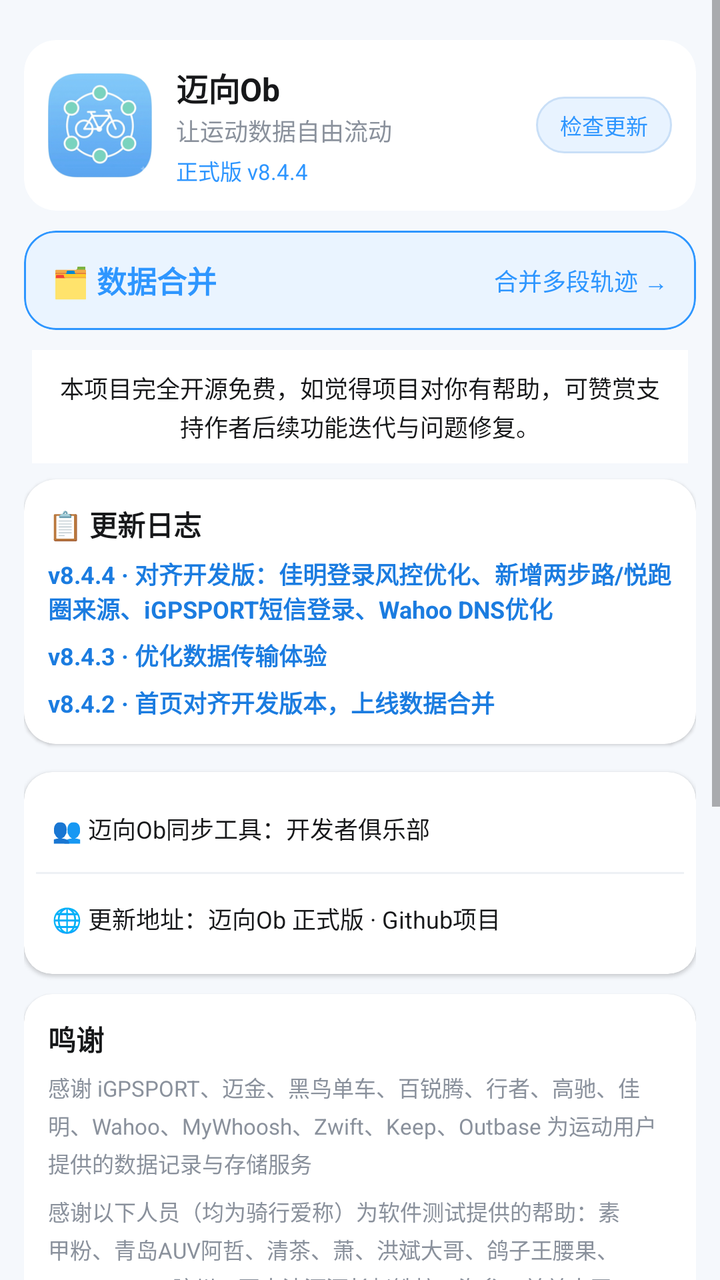
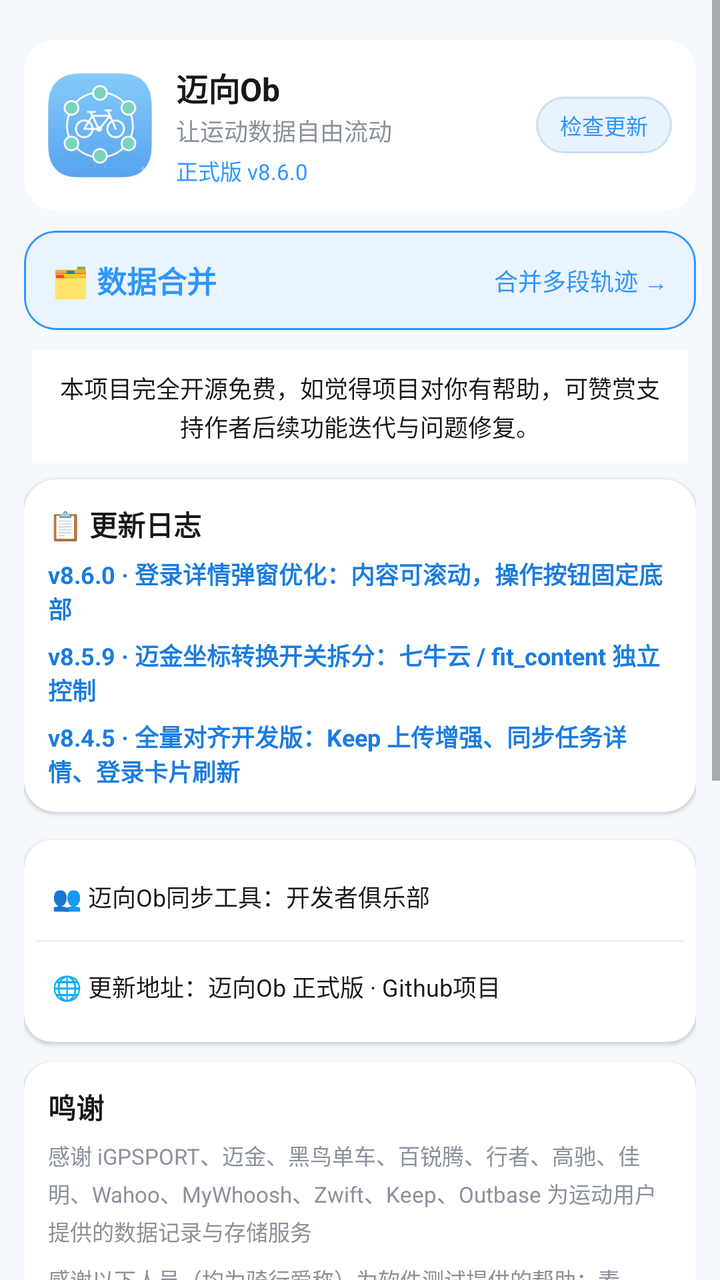

Two renders of the same Android screen: before a commit and after it. Below are the layout's source before the change and the commit's diff.
<!-- AndroidManifest.xml: application theme Theme.JichiOB -->
<!-- res/layout/fragment_about.xml -->
<?xml version="1.0" encoding="utf-8"?>
<ScrollView xmlns:android="http://schemas.android.com/apk/res/android"
    xmlns:app="http://schemas.android.com/apk/res-auto"
    android:layout_width="match_parent"
    android:layout_height="match_parent"
    android:background="@color/bg_light"
    android:fillViewport="true">

    <LinearLayout
        android:layout_width="match_parent"
        android:layout_height="wrap_content"
        android:orientation="vertical"
        android:padding="12dp">

        
        <com.google.android.material.card.MaterialCardView
            android:layout_width="match_parent"
            android:layout_height="wrap_content"
            android:layout_marginTop="8dp"
            android:layout_marginBottom="6dp"
            app:cardCornerRadius="16dp"
            app:cardElevation="1dp">
            <LinearLayout
                android:layout_width="match_parent"
                android:layout_height="wrap_content"
                android:orientation="horizontal"
                android:gravity="center_vertical"
                android:padding="12dp">

                <ImageView
                    android:layout_width="52dp"
                    android:layout_height="52dp"
                    android:src="@mipmap/ic_launcher"
                    android:contentDescription="logo" />

                <LinearLayout
                    android:layout_width="0dp"
                    android:layout_height="wrap_content"
                    android:layout_weight="1"
                    android:layout_marginStart="12dp"
                    android:orientation="vertical">

                    <TextView
                        android:layout_width="wrap_content"
                        android:layout_height="wrap_content"
                        android:text="迈向Ob"
                        android:textColor="@color/text_primary"
                        android:textSize="16sp"
                        android:textStyle="bold" />

                    <TextView
                        android:layout_width="wrap_content"
                        android:layout_height="wrap_content"
                        android:layout_marginTop="1dp"
                        android:text="让运动数据自由流动"
                        android:textColor="@color/text_secondary"
                        android:textSize="12sp" />

                    <TextView
                        android:layout_width="wrap_content"
                        android:layout_height="wrap_content"
                        android:layout_marginTop="3dp"
                        android:text="正式版 v8.4.4"
                        android:textColor="@color/primary"
                        android:textSize="11sp" />
                </LinearLayout>

                
                <TextView
                    android:id="@+id/btnCheckUpdate"
                    android:layout_width="wrap_content"
                    android:layout_height="wrap_content"
                    android:layout_marginStart="8dp"
                    android:background="@drawable/bg_check_update"
                    android:clickable="true"
                    android:focusable="true"
                    android:paddingStart="12dp"
                    android:paddingTop="6dp"
                    android:paddingEnd="12dp"
                    android:paddingBottom="6dp"
                    android:text="检查更新"
                    android:textColor="@color/primary"
                    android:textSize="11sp" />
            </LinearLayout>
        </com.google.android.material.card.MaterialCardView>

        
        <com.google.android.material.card.MaterialCardView
            android:id="@+id/cardMerge"
            android:layout_width="match_parent"
            android:layout_height="wrap_content"
            android:layout_marginTop="4dp"
            android:layout_marginBottom="8dp"
            android:clickable="true"
            android:focusable="true"
            android:foreground="?android:attr/selectableItemBackground"
            app:cardCornerRadius="16dp"
            app:cardElevation="0dp"
            app:cardBackgroundColor="#EAF4FF"
            app:strokeColor="@color/primary"
            app:strokeWidth="1dp">
            <LinearLayout
                android:layout_width="match_parent"
                android:layout_height="wrap_content"
                android:orientation="horizontal"
                android:gravity="center_vertical"
                android:padding="14dp">
                <TextView
                    android:layout_width="0dp"
                    android:layout_height="wrap_content"
                    android:layout_weight="1"
                    android:text="🗂 数据合并"
                    android:textSize="15sp"
                    android:textStyle="bold"
                    android:textColor="@color/primary" />
                <TextView
                    android:layout_width="wrap_content"
                    android:layout_height="wrap_content"
                    android:text="合并多段轨迹 →"
                    android:textSize="12sp"
                    android:textColor="@color/primary" />
            </LinearLayout>
        </com.google.android.material.card.MaterialCardView>

        
        <TextView
            android:layout_width="match_parent"
            android:layout_height="wrap_content"
            android:layout_marginTop="2dp"
            android:padding="10dp"
            android:background="#FFFFFF" android:layout_marginStart="4dp" android:layout_marginEnd="4dp"
            android:gravity="center"
            android:text="本项目完全开源免费，如觉得项目对你有帮助，可赞赏支持作者后续功能迭代与问题修复。"
            android:textColor="@color/text_primary"
            android:textSize="12sp"
            android:lineSpacingExtra="2dp" />

        
        <com.google.android.material.card.MaterialCardView
            android:layout_width="match_parent"
            android:layout_height="wrap_content"
            android:layout_marginTop="8dp"
            android:layout_marginBottom="6dp"
            app:cardCornerRadius="16dp"
            app:cardElevation="1dp">
            <LinearLayout android:layout_width="match_parent" android:layout_height="wrap_content" android:orientation="vertical" android:padding="12dp">
                <TextView android:layout_width="wrap_content" android:layout_height="wrap_content" android:text="📋 更新日志" android:textSize="14sp" android:textStyle="bold" android:textColor="@color/text_primary" />
                <TextView android:layout_width="wrap_content" android:layout_height="wrap_content" android:layout_marginTop="6dp" android:text="v8.4.4 · 对齐开发版：佳明登录风控优化、新增两步路/悦跑圈来源、iGPSPORT短信登录、Wahoo DNS优化" android:textSize="12sp" android:textStyle="bold" android:textColor="@color/primary_dark" />
                <TextView android:layout_width="wrap_content" android:layout_height="wrap_content" android:layout_marginTop="6dp" android:text="v8.4.3 · 优化数据传输体验" android:textSize="12sp" android:textStyle="bold" android:textColor="@color/primary_dark" />
                <TextView android:layout_width="wrap_content" android:layout_height="wrap_content" android:layout_marginTop="6dp" android:text="v8.4.2 · 首页对齐开发版本，上线数据合并" android:textSize="12sp" android:textStyle="bold" android:textColor="@color/primary_dark" />
            </LinearLayout>
        </com.google.android.material.card.MaterialCardView>


        <com.google.android.material.card.MaterialCardView
            android:layout_width="match_parent" android:layout_height="wrap_content"
            android:layout_marginTop="8dp" android:layout_marginBottom="6dp"
            app:cardCornerRadius="14dp" app:cardElevation="1dp">
            <LinearLayout android:layout_width="match_parent" android:layout_height="wrap_content" android:orientation="vertical" android:padding="6dp">
                <TextView android:id="@+id/tvClubLink" android:layout_width="match_parent" android:layout_height="44dp" android:gravity="center_vertical" android:text="👥 迈向Ob同步工具：开发者俱乐部" android:textColor="@color/text_primary" android:textSize="12sp" android:paddingStart="8dp" android:paddingEnd="8dp" />
                <View android:layout_width="match_parent" android:layout_height="1dp" android:background="#EEF1F5" />
                <TextView android:id="@+id/tvUpdateLink" android:layout_width="match_parent" android:layout_height="44dp" android:gravity="center_vertical" android:text="🌐 更新地址：迈向Ob 正式版 · Github项目" android:textColor="@color/text_primary" android:textSize="12sp" android:paddingStart="8dp" android:paddingEnd="8dp" />
            </LinearLayout>
        </com.google.android.material.card.MaterialCardView>

        
        <com.google.android.material.card.MaterialCardView
            android:layout_width="match_parent" android:layout_height="wrap_content"
            android:layout_marginTop="4dp" android:layout_marginBottom="8dp"
            app:cardCornerRadius="14dp" app:cardElevation="1dp">
            <LinearLayout android:layout_width="match_parent" android:layout_height="wrap_content" android:orientation="vertical" android:padding="12dp">
                <TextView android:layout_width="wrap_content" android:layout_height="wrap_content" android:text="鸣谢" android:textSize="14sp" android:textStyle="bold" android:textColor="@color/text_primary" />
                <TextView android:layout_width="match_parent" android:layout_height="wrap_content" android:layout_marginTop="6dp" android:lineSpacingExtra="3dp" android:text="感谢 iGPSPORT、迈金、黑鸟单车、百锐腾、行者、高驰、佳明、Wahoo、MyWhoosh、Zwift、Keep、Outbase 为运动用户提供的数据记录与存储服务" android:textColor="@color/text_secondary" android:textSize="11sp" />
                <TextView android:layout_width="match_parent" android:layout_height="wrap_content" android:layout_marginTop="8dp" android:lineSpacingExtra="3dp" android:text="感谢以下人员（均为骑行爱称）为软件测试提供的帮助：素甲粉、青岛AUV阿哲、清茶、萧、洪斌大哥、鸽子王腰果、rockozhao、胶州一哥大沽河河长赵铁柱、海参、兰兰大王、。、初夏飞雪bab、心急吃不了热豆付、青山依旧张指导、阿泽阿" android:textColor="@color/text_secondary" android:textSize="11sp" />
                <TextView android:layout_width="wrap_content" android:layout_height="wrap_content" android:layout_marginTop="8dp" android:text="鸣谢青岛AUV俱乐部" android:textSize="11sp" android:textStyle="bold" android:textColor="@color/text_primary" />
                <TextView android:layout_width="match_parent" android:layout_height="wrap_content" android:layout_marginTop="4dp" android:text="如有问题，欢迎加入 Outbase 俱乐部跟主理人反馈。开发者：多吃两口" android:textColor="@color/text_secondary" android:textSize="11sp" />
            </LinearLayout>
        </com.google.android.material.card.MaterialCardView>

        
        <TextView
            android:layout_width="match_parent"
            android:layout_height="wrap_content"
            android:gravity="center"
            android:layout_marginTop="4dp"
            android:text="赞赏支持"
            android:textColor="@color/text_primary"
            android:textSize="14sp"
            android:textStyle="bold" />
        <LinearLayout
            android:layout_width="match_parent"
            android:layout_height="wrap_content"
            android:layout_marginTop="4dp"
            android:orientation="horizontal"
            android:gravity="center">
            <LinearLayout android:layout_width="0dp" android:layout_height="wrap_content" android:layout_weight="1" android:orientation="vertical" android:gravity="center" android:padding="4dp">
                <ImageView android:layout_width="150dp" android:layout_height="150dp" android:src="@drawable/reward_wechat" android:contentDescription="微信赞赏码" android:adjustViewBounds="true" />
                <TextView android:layout_width="wrap_content" android:layout_height="wrap_content" android:text="微信赞赏码" android:textSize="11sp" android:textColor="@color/text_secondary" android:layout_marginTop="2dp" />
            </LinearLayout>
            <LinearLayout android:layout_width="0dp" android:layout_height="wrap_content" android:layout_weight="1" android:orientation="vertical" android:gravity="center" android:padding="4dp">
                <ImageView android:layout_width="130dp" android:layout_height="wrap_content" android:src="@drawable/reward_alipay" android:contentDescription="支付宝收款码" android:adjustViewBounds="true" />
                <TextView android:layout_width="wrap_content" android:layout_height="wrap_content" android:text="支付宝收款码" android:textSize="11sp" android:textColor="@color/text_secondary" android:layout_marginTop="2dp" />
            </LinearLayout>
        </LinearLayout>
        <TextView
            android:layout_width="match_parent"
            android:layout_height="wrap_content"
            android:gravity="center"
            android:layout_marginTop="6dp"
            android:layout_marginBottom="4dp"
            android:text="本项目完全开源免费，您的赞赏将支持后续功能迭代与问题修复"
            android:textColor="@color/text_secondary"
            android:textSize="10sp" />

        
        <TextView
            android:id="@+id/tvDisclaimerLink"
            android:layout_width="match_parent"
            android:layout_height="wrap_content"
            android:gravity="center"
            android:layout_marginTop="2dp"
            android:layout_marginBottom="8dp"
            android:text="📜 开源软件免责声明"
            android:textColor="@color/primary"
            android:textSize="9sp"
            android:clickable="true"
            android:focusable="true" />
    </LinearLayout>
</ScrollView>
<!-- resources referenced by this layout -->
<resources>
  <color name="bg_light">#F5F8FC</color>
  <color name="primary">#2E96FF</color>
  <color name="primary_dark">#1B7CE0</color>
  <color name="text_primary">#17181A</color>
  <color name="text_secondary">#8A919C</color>
  <!-- drawable bg_check_update (drawable) -->
  <?xml version="1.0" encoding="utf-8"?>
  <shape xmlns:android="http://schemas.android.com/apk/res/android"
      android:shape="rectangle">
      <solid android:color="#E8F3FF" />
      <corners android:radius="18dp" />
      <stroke
          android:width="1dp"
          android:color="#C9DFF7" />
  </shape>
  <!-- drawable reward_alipay: png bitmap (drawable-nodpi, 139308 bytes) -->
  <!-- drawable reward_wechat: png bitmap (drawable-nodpi, 241727 bytes) -->
  <!-- mipmap ic_launcher: png bitmap (mipmap-hdpi, 9149 bytes) -->
  <style name="Theme.JichiOB" parent="Theme.MaterialComponents.Light.NoActionBar">
          <item name="colorPrimary">@color/primary</item>
          <item name="colorPrimaryDark">@color/primary_dark</item>
          <item name="colorAccent">@color/primary</item>
          <item name="android:statusBarColor">@color/splash_end</item>
          <item name="android:windowBackground">@color/bg_light</item>
          <item name="colorControlActivated">@color/primary</item>
      </style>
  <color name="splash_end">#2E96FF</color>
</resources>

<!-- the commit's change to res/layout/fragment_about.xml (unified diff, before → after) -->
@@ -60,7 +60,7 @@
                         android:layout_width="wrap_content"
                         android:layout_height="wrap_content"
                         android:layout_marginTop="3dp"
-                        android:text="正式版 v8.4.4"
+                        android:text="正式版 v8.6.0"
                         android:textColor="@color/primary"
                         android:textSize="11sp" />
                 </LinearLayout>
@@ -145,9 +145,9 @@
             app:cardElevation="1dp">
             <LinearLayout android:layout_width="match_parent" android:layout_height="wrap_content" android:orientation="vertical" android:padding="12dp">
                 <TextView android:layout_width="wrap_content" android:layout_height="wrap_content" android:text="📋 更新日志" android:textSize="14sp" android:textStyle="bold" android:textColor="@color/text_primary" />
-                <TextView android:layout_width="wrap_content" android:layout_height="wrap_content" android:layout_marginTop="6dp" android:text="v8.4.4 · 对齐开发版：佳明登录风控优化、新增两步路/悦跑圈来源、iGPSPORT短信登录、Wahoo DNS优化" android:textSize="12sp" android:textStyle="bold" android:textColor="@color/primary_dark" />
-                <TextView android:layout_width="wrap_content" android:layout_height="wrap_content" android:layout_marginTop="6dp" android:text="v8.4.3 · 优化数据传输体验" android:textSize="12sp" android:textStyle="bold" android:textColor="@color/primary_dark" />
-                <TextView android:layout_width="wrap_content" android:layout_height="wrap_content" android:layout_marginTop="6dp" android:text="v8.4.2 · 首页对齐开发版本，上线数据合并" android:textSize="12sp" android:textStyle="bold" android:textColor="@color/primary_dark" />
+                <TextView android:layout_width="wrap_content" android:layout_height="wrap_content" android:layout_marginTop="6dp" android:text="v8.6.0 · 登录详情弹窗优化：内容可滚动，操作按钮固定底部" android:textSize="12sp" android:textStyle="bold" android:textColor="@color/primary_dark" />
+                <TextView android:layout_width="wrap_content" android:layout_height="wrap_content" android:layout_marginTop="6dp" android:text="v8.5.9 · 迈金坐标转换开关拆分：七牛云 / fit_content 独立控制" android:textSize="12sp" android:textStyle="bold" android:textColor="@color/primary_dark" />
+                <TextView android:layout_width="wrap_content" android:layout_height="wrap_content" android:layout_marginTop="6dp" android:text="v8.4.5 · 全量对齐开发版：Keep 上传增强、同步任务详情、登录卡片刷新" android:textSize="12sp" android:textStyle="bold" android:textColor="@color/primary_dark" />
             </LinearLayout>
         </com.google.android.material.card.MaterialCardView>
 
